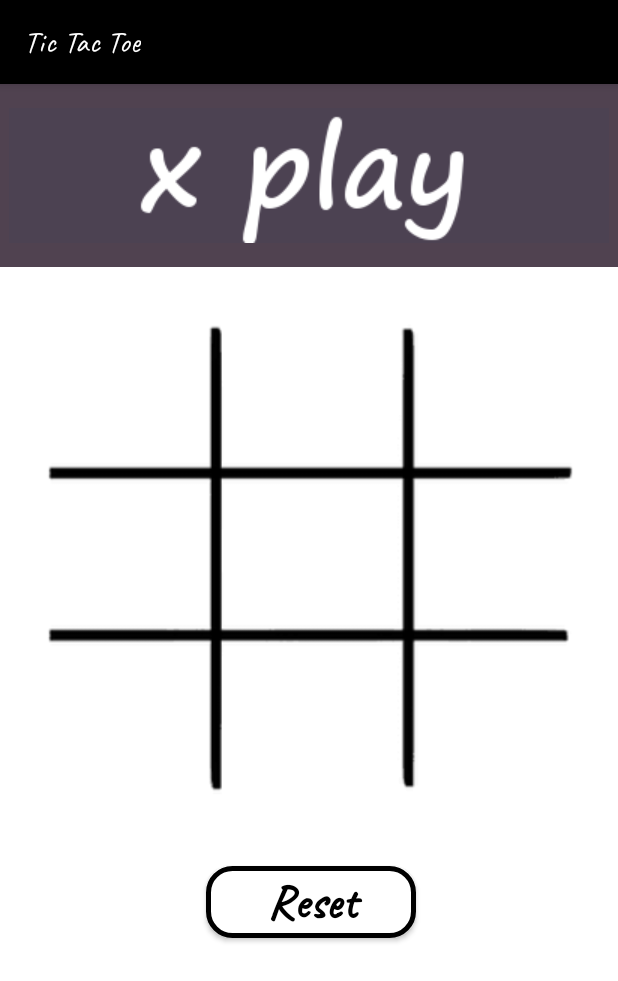
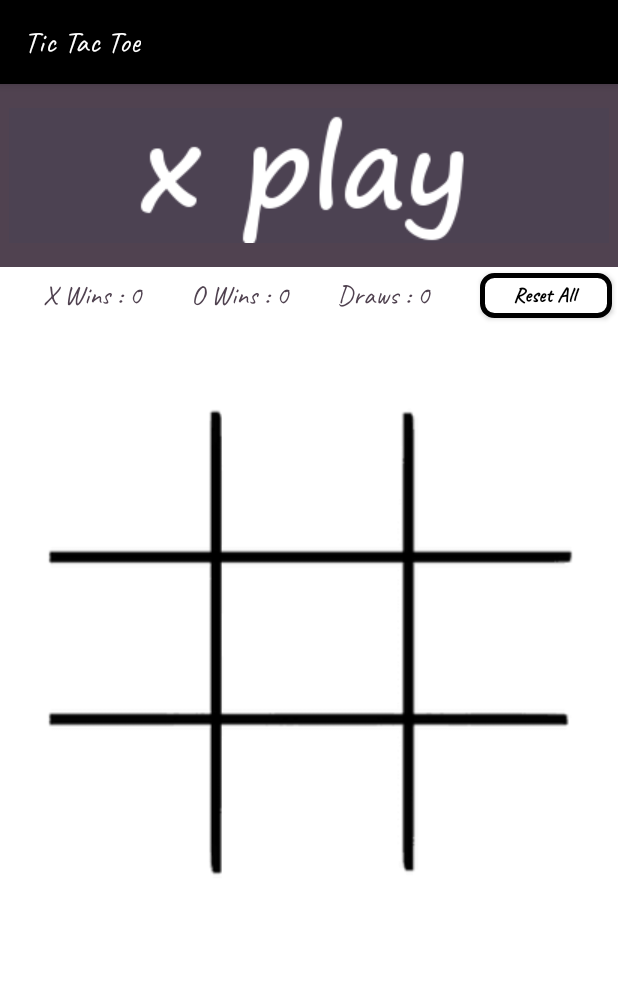
Before and after one commit to sombrero3/Tic-Tac-Toe, an Android app: the MainActivity screen opened directly, with no data from a screen before it, on a phone screen of 412 x 824 dp. Shown: the top 981 px of the screen. Run offline under Robolectric (Android 15) with nearby library versions, the phone set to English and light mode, and no system bars.

Commit message:
Converted to Multi-Rounds game

```diff
--- a/app/src/main/java/com/example/firstexample/MainActivity.java
+++ b/app/src/main/java/com/example/firstexample/MainActivity.java
@@ -12,19 +12,23 @@ import android.widget.ImageView;
 import android.widget.TextView;
 
 public class MainActivity extends AppCompatActivity {
-    int turn, turnCounter;
+    int turn, turnCounter,xWinCounter=0,oWinCounter=0,drawResultsCounter=0;
     boolean[][] isX,isO;
     ImageButton[][] imageButtons;
     ImageView turnDecider,winIv;
-    TextView backgroundTv;
-
+    TextView backgroundTv,xNumOfWinsTv,oNumOfWinsTv,numOfDrawsTv;
+    Button resetBtn,clearBoardBtn;
     @Override
     protected void onCreate(Bundle savedInstanceState) {
         super.onCreate(savedInstanceState);
         setContentView(R.layout.activity_main);
         getSupportActionBar().setTitle("Tic Tac Toe");
-        Button resetBtn = findViewById(R.id.main_reset_btn);
+        resetBtn = findViewById(R.id.main_reset_btn);
         backgroundTv = findViewById(R.id.background_tv);
+        xNumOfWinsTv = findViewById(R.id.main_x_score_tv);
+        oNumOfWinsTv = findViewById(R.id.main_o_score_tv);
+        numOfDrawsTv = findViewById(R.id.main_draws_tv);
+        clearBoardBtn = findViewById(R.id.main_clear_board_btn);
         turnDecider = findViewById(R.id.main_title_iv);
         turnDecider.setImageResource(R.drawable.xplay);
         imageButtons = new ImageButton[3][3];
@@ -46,7 +50,7 @@ public class MainActivity extends AppCompatActivity {
                 imageButtons[i][j].setOnClickListener(new View.OnClickListener() {
                     @Override
                     public void onClick(View v) {
-                        if (turn == 0 && !isX[row][column] && !isO[row][column]) {//X->turn to play and ibtn wasn't pressed before
+                        if (turn == 0 && !isX[row][column] && !isO[row][column]) {//X->turn to play and iBtn wasn't pressed before
                             turnCounter++;
                             imageButtons[row][column].setImageResource(R.drawable.x);//change pic to 'X'
                             isX[row][column] = true;
@@ -54,6 +58,8 @@ public class MainActivity extends AppCompatActivity {
                                 backgroundTv.setBackgroundColor(Color.parseColor("#FB132F"));
                                 turnDecider.setBackgroundColor(Color.parseColor("#FB132F"));
                                 turnDecider.setImageResource(R.drawable.xwin);
+                                xWinCounter++;
+                                clearBoardBtn.setVisibility(View.VISIBLE);
                                 turn = 2; //do not allow any more presses
                             } else {
                                 turn = 1; // 'O' turn
@@ -67,6 +73,8 @@ public class MainActivity extends AppCompatActivity {
                                 backgroundTv.setBackgroundColor(Color.parseColor("#6517F6"));
                                 turnDecider.setBackgroundColor(Color.parseColor("#6517F6"));
                                 turnDecider.setImageResource(R.drawable.owin);
+                                oWinCounter++;
+                                clearBoardBtn.setVisibility(View.VISIBLE);
                                 turn = 2;//do not allow any more presses
                             } else {
                                 turn = 0;//'X' turn
@@ -75,6 +83,8 @@ public class MainActivity extends AppCompatActivity {
                         }
                         if (turn != 2 && turnCounter == 9) {
                             turnDecider.setImageResource(R.drawable.nowin);
+                            drawResultsCounter++;
+                            clearBoardBtn.setVisibility(View.VISIBLE);
                             turn = 2;
                         }
                     }
@@ -82,9 +92,19 @@ public class MainActivity extends AppCompatActivity {
             }
 
         }
-        resetBtn.setOnClickListener(new View.OnClickListener() {
-            @Override
-            public void onClick(View v) {
+        resetBtn.setOnClickListener(v -> {
+            xWinCounter=0;
+            oWinCounter=0;
+            drawResultsCounter=0;
+            ClearBoard();
+        });
+        clearBoardBtn.setOnClickListener(view -> {
+            ClearBoard();
+            clearBoardBtn.setVisibility(View.GONE);
+        });
+    }
+
+    public void ClearBoard(){
         for (int i = 0; i < 3; i++) {
             for (int j = 0; j < 3; j++) {
                 imageButtons[i][j].setImageResource(R.drawable.empty);
@@ -101,9 +121,11 @@ public class MainActivity extends AppCompatActivity {
         turn = 0;
         turnCounter = 0;
         winIv.setImageResource(R.drawable.empty);
+        xNumOfWinsTv.setText("X Wins: "+ xWinCounter+" ");
+        oNumOfWinsTv.setText("O Wins: "+ oWinCounter+" ");
+        numOfDrawsTv.setText("Draws: "+ drawResultsCounter+" ");
     }
-        });
-    }
+
     public boolean checkForWin(int row, int column, boolean[][] currentState) {
         boolean win = false;
         if(turnCounter>4) {
--- a/app/src/main/res/drawable/button_black_and_white.xml
+++ b/app/src/main/res/drawable/button_black_and_white.xml
@@ -3,5 +3,5 @@
     android:shape="rectangle">
     <stroke android:color="@color/black" android:width="3dp"/>
     <solid android:color="@color/white"/>
-    <corners android:radius="16dp"/>
+    <corners android:radius="8dp"/>
 </shape>
--- a/app/src/main/res/layout/activity_main.xml
+++ b/app/src/main/res/layout/activity_main.xml
@@ -22,21 +22,19 @@
             <androidx.appcompat.widget.AppCompatButton
                 android:id="@+id/main_reset_btn"
                 android:layout_width="wrap_content"
-                android:layout_height="wrap_content"
-                android:layout_marginStart="10dp"
-                android:layout_marginEnd="8dp"
-                android:layout_marginBottom="8dp"
+                android:layout_height="30dp"
+                android:layout_marginTop="4dp"
+                android:layout_marginEnd="4dp"
                 android:background="@drawable/button_black_and_white"
-                android:paddingLeft="32dp"
-                android:paddingRight="32dp"
-                android:text=" Reset "
+                android:paddingLeft="8dp"
+                android:paddingRight="8dp"
+                android:text="Reset All "
                 android:textAllCaps="false"
                 android:textColor="@color/black"
-                android:textSize="32sp"
+                android:textSize="14sp"
                 android:textStyle="bold"
-                app:layout_constraintBottom_toBottomOf="parent"
-                app:layout_constraintEnd_toEndOf="@+id/main_win0_iv"
-                app:layout_constraintStart_toStartOf="@+id/main_win0_iv" />
+                app:layout_constraintEnd_toEndOf="parent"
+                app:layout_constraintTop_toBottomOf="@+id/background_tv" />
 
             <TextView
                 android:id="@+id/background_tv"
@@ -66,7 +64,7 @@
                 android:id="@+id/grid_iv"
                 android:layout_width="370dp"
                 android:layout_height="398dp"
-                android:layout_marginTop="8dp"
+                android:layout_marginTop="64dp"
                 android:layout_marginBottom="65dp"
                 app:layout_constraintBottom_toBottomOf="parent"
                 app:layout_constraintEnd_toEndOf="parent"
@@ -188,6 +186,63 @@
                 app:layout_constraintTop_toTopOf="parent"
                 app:srcCompat="@drawable/xplay" />
 
+            <TextView
+                android:id="@+id/main_x_score_tv"
+                android:layout_width="wrap_content"
+                android:layout_height="wrap_content"
+                android:text="X Wins : 0 "
+                android:textSize="18sp"
+                android:textColor="@color/grey_300"
+                app:layout_constraintBottom_toBottomOf="@+id/main_reset_btn"
+                app:layout_constraintEnd_toStartOf="@+id/main_o_score_tv"
+                app:layout_constraintHorizontal_bias="0.5"
+                app:layout_constraintStart_toStartOf="parent"
+                app:layout_constraintTop_toTopOf="@+id/main_reset_btn" />
+
+            <TextView
+                android:id="@+id/main_o_score_tv"
+                android:layout_width="wrap_content"
+                android:layout_height="wrap_content"
+                android:text="O Wins : 0 "
+                android:textSize="18sp"
+                android:textColor="@color/grey_300"
+                app:layout_constraintBottom_toBottomOf="@+id/main_x_score_tv"
+                app:layout_constraintEnd_toStartOf="@+id/main_draws_tv"
+                app:layout_constraintHorizontal_bias="0.5"
+                app:layout_constraintStart_toEndOf="@+id/main_x_score_tv"
+                app:layout_constraintTop_toTopOf="@+id/main_x_score_tv" />
+
+            <androidx.appcompat.widget.AppCompatButton
+                android:id="@+id/main_clear_board_btn"
+                android:layout_width="wrap_content"
+                android:layout_height="wrap_content"
+                android:layout_marginBottom="8dp"
+                android:background="@drawable/button_black_and_white"
+                android:paddingLeft="32dp"
+                android:paddingRight="32dp"
+                android:text="Clear Board "
+                android:textAllCaps="false"
+                android:textColor="@color/black"
+                android:textSize="34sp"
+                android:textStyle="bold"
+                android:visibility="gone"
+                app:layout_constraintBottom_toBottomOf="parent"
+                app:layout_constraintEnd_toEndOf="parent"
+                app:layout_constraintStart_toStartOf="parent" />
+
+            <TextView
+                android:id="@+id/main_draws_tv"
+                android:layout_width="wrap_content"
+                android:layout_height="wrap_content"
+                android:text="Draws : 0 "
+                android:textSize="18sp"
+                android:textColor="@color/grey_300"
+                app:layout_constraintBottom_toBottomOf="@+id/main_o_score_tv"
+                app:layout_constraintEnd_toStartOf="@+id/main_reset_btn"
+                app:layout_constraintHorizontal_bias="0.5"
+                app:layout_constraintStart_toEndOf="@+id/main_o_score_tv"
+                app:layout_constraintTop_toTopOf="@+id/main_o_score_tv" />
+
         </androidx.constraintlayout.widget.ConstraintLayout>
     </ScrollView>
 </androidx.constraintlayout.widget.ConstraintLayout>
```
Lines whose indentation alone changed are shown as unchanged.
